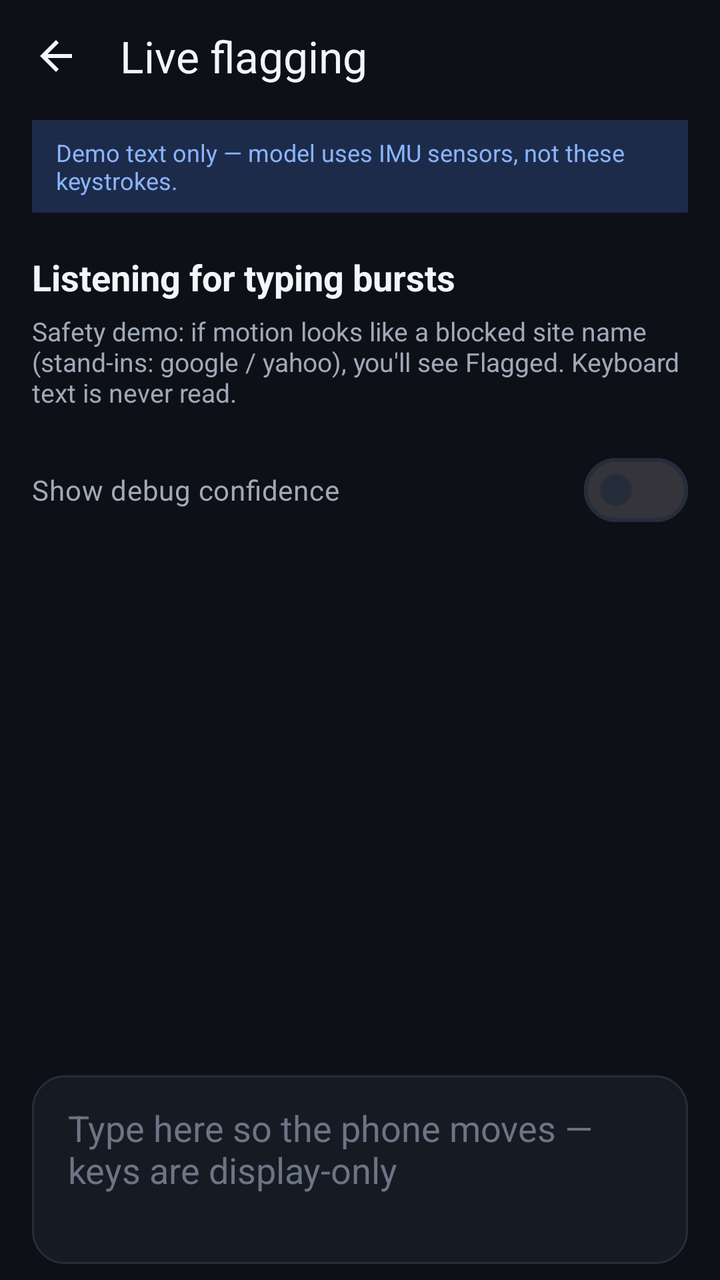
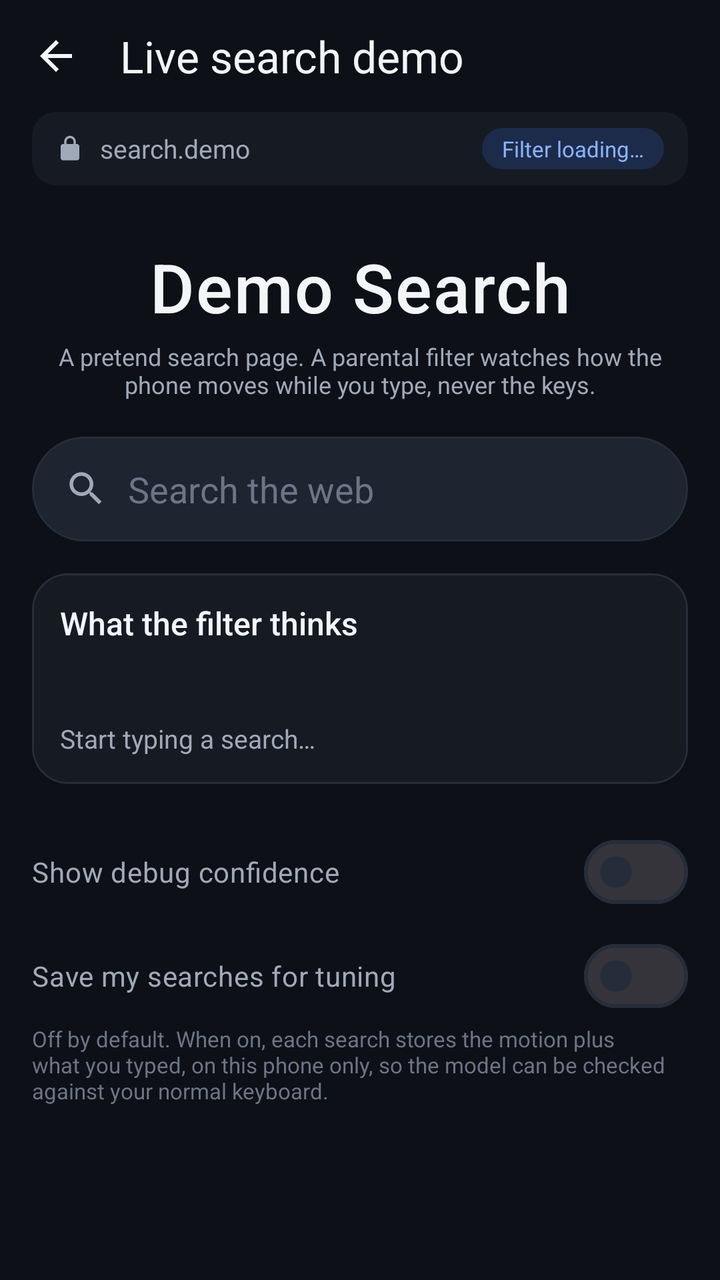

Compare the two renders of this Android layout. The source of the first and the diff that turns it into the second are given below.
<!-- AndroidManifest.xml: application theme Theme.PhoneAngle -->
<!-- res/layout/activity_typed_listen.xml -->
<?xml version="1.0" encoding="utf-8"?>
<LinearLayout xmlns:android="http://schemas.android.com/apk/res/android"
    xmlns:app="http://schemas.android.com/apk/res-auto"
    android:layout_width="match_parent"
    android:layout_height="match_parent"
    android:background="@color/bg"
    android:fitsSystemWindows="true"
    android:orientation="vertical">

    <com.google.android.material.appbar.MaterialToolbar
        android:id="@+id/toolbar"
        android:layout_width="match_parent"
        android:layout_height="56dp"
        android:background="@color/bg"
        app:navigationIcon="@drawable/ic_back"
        app:title="@string/typed_listen_title"
        app:titleTextColor="@color/ink" />

    <FrameLayout
        android:layout_width="match_parent"
        android:layout_height="0dp"
        android:layout_weight="1"
        android:paddingHorizontal="16dp">

        <LinearLayout
            android:layout_width="match_parent"
            android:layout_height="match_parent"
            android:orientation="vertical">

            <TextView
                android:id="@+id/keysDisclaimer"
                android:layout_width="match_parent"
                android:layout_height="wrap_content"
                android:layout_marginTop="4dp"
                android:background="@color/accent_soft"
                android:paddingHorizontal="12dp"
                android:paddingVertical="8dp"
                android:text="@string/typed_listen_keys_disclaimer_short"
                android:textColor="@color/accent"
                android:textSize="12sp" />

            <TextView
                android:id="@+id/statusLine"
                android:layout_width="match_parent"
                android:layout_height="wrap_content"
                android:layout_marginTop="20dp"
                android:text="@string/typed_listen_monitoring"
                android:textColor="@color/ink"
                android:textSize="18sp"
                android:textStyle="bold" />

            <TextView
                android:id="@+id/statusDetail"
                android:layout_width="match_parent"
                android:layout_height="wrap_content"
                android:layout_marginTop="6dp"
                android:text="@string/typed_listen_monitoring_detail"
                android:textColor="@color/muted"
                android:textSize="13sp" />

            <com.google.android.material.materialswitch.MaterialSwitch
                android:id="@+id/debugSwitch"
                android:layout_width="match_parent"
                android:layout_height="wrap_content"
                android:layout_marginTop="16dp"
                android:text="@string/typed_listen_debug"
                android:textColor="@color/muted" />

            <LinearLayout
                android:id="@+id/debugPanel"
                android:layout_width="match_parent"
                android:layout_height="wrap_content"
                android:layout_marginTop="6dp"
                android:background="@color/surface"
                android:orientation="vertical"
                android:padding="12dp"
                android:visibility="gone">

                <TextView
                    android:id="@+id/debugLine"
                    android:layout_width="match_parent"
                    android:layout_height="wrap_content"
                    android:textColor="@color/muted"
                    android:textSize="12sp" />

                <LinearLayout
                    android:id="@+id/confidenceRows"
                    android:layout_width="match_parent"
                    android:layout_height="wrap_content"
                    android:layout_marginTop="8dp"
                    android:orientation="vertical" />
            </LinearLayout>

            <Space
                android:layout_width="match_parent"
                android:layout_height="0dp"
                android:layout_weight="1" />

            <com.google.android.material.textfield.TextInputEditText
                android:id="@+id/typedInput"
                android:layout_width="match_parent"
                android:layout_height="wrap_content"
                android:layout_marginBottom="8dp"
                android:background="@drawable/bg_typed_input"
                android:gravity="top|start"
                android:hint="@string/typed_listen_input_hint"
                android:imeOptions="actionNone"
                android:importantForAutofill="no"
                android:inputType="textCapSentences|textMultiLine"
                android:maxLines="5"
                android:minLines="3"
                android:paddingHorizontal="18dp"
                android:paddingVertical="14dp"
                android:textColor="@color/ink"
                android:textColorHint="@color/faint"
                android:textSize="18sp" />
        </LinearLayout>

        <TextView
            android:id="@+id/detectPopup"
            android:layout_width="wrap_content"
            android:layout_height="wrap_content"
            android:layout_gravity="center_horizontal"
            android:layout_marginTop="72dp"
            android:background="@drawable/bg_detect_popup"
            android:elevation="8dp"
            android:paddingHorizontal="36dp"
            android:paddingVertical="16dp"
            android:text="@string/typed_listen_flagged"
            android:textColor="@color/btn_primary_text"
            android:textSize="28sp"
            android:textStyle="bold"
            android:visibility="gone" />
    </FrameLayout>
</LinearLayout>
<!-- resources referenced by this layout -->
<resources>
  <!-- drawable bg_detect_popup (drawable) -->
  <?xml version="1.0" encoding="utf-8"?>
  <shape xmlns:android="http://schemas.android.com/apk/res/android"
      android:shape="rectangle">
      <solid android:color="@color/accent" />
      <corners android:radius="20dp" />
  </shape>
  <!-- drawable bg_typed_input (drawable) -->
  <?xml version="1.0" encoding="utf-8"?>
  <shape xmlns:android="http://schemas.android.com/apk/res/android"
      android:shape="rectangle">
      <solid android:color="@color/surface" />
      <stroke
          android:width="1dp"
          android:color="@color/line" />
      <corners android:radius="16dp" />
  </shape>
  <string name="typed_listen_flagged">Flagged</string>
  <string name="typed_listen_input_hint">Type here so the phone moves — keys are display-only</string>
  <string name="typed_listen_keys_disclaimer_short">Demo text only — model uses IMU sensors, not these keystrokes.</string>
  <string name="typed_listen_monitoring">Listening for typing bursts</string>
  <string name="typed_listen_monitoring_detail">Safety demo: if motion looks like a blocked site name (stand-ins: google / yahoo), you\'ll see Flagged. Keyboard text is never read.</string>
  <string name="typed_listen_title">Live flagging</string>
  <!-- unchanged entries left out for length: 14 -->
</resources>

<!-- the commit's change to res/layout/activity_typed_listen.xml (unified diff, before → after) -->
@@ -16,120 +16,280 @@
         app:title="@string/typed_listen_title"
         app:titleTextColor="@color/ink" />
 
-    <FrameLayout
+    <ScrollView
+        android:id="@+id/scroll"
         android:layout_width="match_parent"
         android:layout_height="0dp"
         android:layout_weight="1"
-        android:paddingHorizontal="16dp">
+        android:clipToPadding="false">
 
         <LinearLayout
             android:layout_width="match_parent"
-            android:layout_height="match_parent"
-            android:orientation="vertical">
-
-            <TextView
-                android:id="@+id/keysDisclaimer"
+            android:layout_height="wrap_content"
+            android:orientation="vertical"
+            android:paddingHorizontal="16dp"
+            android:paddingBottom="24dp">
+
+            
+            <LinearLayout
+                android:layout_width="match_parent"
+                android:layout_height="wrap_content"
+                android:background="@drawable/bg_address_bar"
+                android:gravity="center_vertical"
+                android:orientation="horizontal"
+                android:paddingHorizontal="12dp"
+                android:paddingVertical="8dp">
+
+                <ImageView
+                    android:layout_width="14dp"
+                    android:layout_height="14dp"
+                    android:importantForAccessibility="no"
+                    android:src="@drawable/ic_lock" />
+
+                <TextView
+                    android:id="@+id/addressText"
+                    android:layout_width="0dp"
+                    android:layout_height="wrap_content"
+                    android:layout_marginStart="8dp"
+                    android:layout_weight="1"
+                    android:ellipsize="end"
+                    android:maxLines="1"
+                    android:text="@string/search_demo_address"
+                    android:textColor="@color/muted"
+                    android:textSize="13sp" />
+
+                <TextView
+                    android:id="@+id/filterChip"
+                    android:layout_width="wrap_content"
+                    android:layout_height="wrap_content"
+                    android:background="@drawable/bg_status_chip"
+                    android:paddingHorizontal="10dp"
+                    android:paddingVertical="3dp"
+                    android:text="@string/search_filter_loading"
+                    android:textColor="@color/accent"
+                    android:textSize="11sp" />
+            </LinearLayout>
+
+            <TextView
+                android:layout_width="match_parent"
+                android:layout_height="wrap_content"
+                android:layout_marginTop="28dp"
+                android:fontFamily="sans-serif-medium"
+                android:gravity="center"
+                android:letterSpacing="0.02"
+                android:text="@string/search_demo_name"
+                android:textColor="@color/ink"
+                android:textSize="34sp" />
+
+            <TextView
                 android:layout_width="match_parent"
                 android:layout_height="wrap_content"
                 android:layout_marginTop="4dp"
-                android:background="@color/accent_soft"
-                android:paddingHorizontal="12dp"
-                android:paddingVertical="8dp"
-                android:text="@string/typed_listen_keys_disclaimer_short"
-                android:textColor="@color/accent"
+                android:gravity="center"
+                android:text="@string/search_demo_tagline"
+                android:textColor="@color/muted"
                 android:textSize="12sp" />
 
-            <TextView
-                android:id="@+id/statusLine"
-                android:layout_width="match_parent"
-                android:layout_height="wrap_content"
-                android:layout_marginTop="20dp"
-                android:text="@string/typed_listen_monitoring"
-                android:textColor="@color/ink"
-                android:textSize="18sp"
-                android:textStyle="bold" />
-
-            <TextView
-                android:id="@+id/statusDetail"
-                android:layout_width="match_parent"
-                android:layout_height="wrap_content"
-                android:layout_marginTop="6dp"
-                android:text="@string/typed_listen_monitoring_detail"
-                android:textColor="@color/muted"
-                android:textSize="13sp" />
-
+            
+            <LinearLayout
+                android:layout_width="match_parent"
+                android:layout_height="wrap_content"
+                android:layout_marginTop="18dp"
+                android:background="@drawable/bg_search_pill"
+                android:gravity="center_vertical"
+                android:orientation="horizontal"
+                android:paddingHorizontal="16dp">
+
+                <ImageView
+                    android:layout_width="22dp"
+                    android:layout_height="22dp"
+                    android:importantForAccessibility="no"
+                    android:src="@drawable/ic_search" />
+
+                <EditText
+                    android:id="@+id/typedInput"
+                    android:layout_width="0dp"
+                    android:layout_height="wrap_content"
+                    android:layout_marginStart="10dp"
+                    android:layout_weight="1"
+                    android:background="@null"
+                    android:hint="@string/typed_listen_input_hint"
+                    android:imeOptions="actionSearch"
+                    android:importantForAutofill="no"
+                    android:inputType="text|textNoSuggestions"
+                    android:maxLines="1"
+                    android:paddingVertical="14dp"
+                    android:textColor="@color/ink"
+                    android:textColorHint="@color/faint"
+                    android:textSize="18sp" />
+            </LinearLayout>
+
+            
+            <com.google.android.material.card.MaterialCardView
+                style="@style/Widget.App.Card"
+                android:layout_width="match_parent"
+                android:layout_height="wrap_content"
+                android:layout_marginTop="16dp">
+
+                <LinearLayout
+                    android:layout_width="match_parent"
+                    android:layout_height="wrap_content"
+                    android:orientation="vertical"
+                    android:padding="14dp">
+
+                    <LinearLayout
+                        android:layout_width="match_parent"
+                        android:layout_height="wrap_content"
+                        android:gravity="center_vertical"
+                        android:orientation="horizontal">
+
+                        <TextView
+                            style="@style/Text.App.Title"
+                            android:layout_width="0dp"
+                            android:layout_height="wrap_content"
+                            android:layout_weight="1"
+                            android:text="@string/search_thinks_title" />
+
+                        <TextView
+                            android:id="@+id/tapCount"
+                            android:layout_width="wrap_content"
+                            android:layout_height="wrap_content"
+                            android:textColor="@color/muted"
+                            android:textSize="12sp" />
+                    </LinearLayout>
+
+                    <LinearLayout
+                        android:id="@+id/tapDots"
+                        android:layout_width="match_parent"
+                        android:layout_height="18dp"
+                        android:layout_marginTop="8dp"
+                        android:gravity="center_vertical"
+                        android:orientation="horizontal" />
+
+                    <LinearLayout
+                        android:id="@+id/guessRows"
+                        android:layout_width="match_parent"
+                        android:layout_height="wrap_content"
+                        android:layout_marginTop="6dp"
+                        android:orientation="vertical" />
+
+                    <TextView
+                        android:id="@+id/verdict"
+                        android:layout_width="match_parent"
+                        android:layout_height="wrap_content"
+                        android:layout_marginTop="6dp"
+                        android:text="@string/search_verdict_waiting"
+                        android:textColor="@color/muted"
+                        android:textSize="13sp" />
+                </LinearLayout>
+            </com.google.android.material.card.MaterialCardView>
+
+            
+            <LinearLayout
+                android:id="@+id/blockedCard"
+                android:layout_width="match_parent"
+                android:layout_height="wrap_content"
+                android:layout_marginTop="14dp"
+                android:background="@drawable/bg_blocked_card"
+                android:orientation="vertical"
+                android:padding="16dp"
+                android:visibility="gone">
+
+                <TextView
+                    android:id="@+id/blockedTitle"
+                    android:layout_width="match_parent"
+                    android:layout_height="wrap_content"
+                    android:fontFamily="sans-serif-medium"
+                    android:textColor="@color/danger"
+                    android:textSize="20sp" />
+
+                <TextView
+                    android:id="@+id/blockedBody"
+                    android:layout_width="match_parent"
+                    android:layout_height="wrap_content"
+                    android:layout_marginTop="6dp"
+                    android:textColor="@color/ink"
+                    android:textSize="14sp" />
+            </LinearLayout>
+
+            
+            <LinearLayout
+                android:id="@+id/resultsCard"
+                android:layout_width="match_parent"
+                android:layout_height="wrap_content"
+                android:layout_marginTop="14dp"
+                android:orientation="vertical"
+                android:visibility="gone">
+
+                <TextView
+                    android:id="@+id/resultsTitle"
+                    android:layout_width="match_parent"
+                    android:layout_height="wrap_content"
+                    android:textColor="@color/muted"
+                    android:textSize="13sp" />
+
+                <View
+                    android:layout_width="match_parent"
+                    android:layout_height="12dp"
+                    android:layout_marginTop="12dp"
+                    android:layout_marginEnd="80dp"
+                    android:background="@drawable/bg_skeleton_line" />
+
+                <View
+                    android:layout_width="match_parent"
+                    android:layout_height="10dp"
+                    android:layout_marginTop="8dp"
+                    android:background="@drawable/bg_skeleton_line" />
+
+                <View
+                    android:layout_width="match_parent"
+                    android:layout_height="12dp"
+                    android:layout_marginTop="18dp"
+                    android:layout_marginEnd="120dp"
+                    android:background="@drawable/bg_skeleton_line" />
+
+                <View
+                    android:layout_width="match_parent"
+                    android:layout_height="10dp"
+                    android:layout_marginTop="8dp"
+                    android:layout_marginEnd="40dp"
+                    android:background="@drawable/bg_skeleton_line" />
+            </LinearLayout>
+
+            
             <com.google.android.material.materialswitch.MaterialSwitch
                 android:id="@+id/debugSwitch"
                 android:layout_width="match_parent"
                 android:layout_height="wrap_content"
-                android:layout_marginTop="16dp"
+                android:layout_marginTop="20dp"
                 android:text="@string/typed_listen_debug"
                 android:textColor="@color/muted" />
 
-            <LinearLayout
-                android:id="@+id/debugPanel"
-                android:layout_width="match_parent"
-                android:layout_height="wrap_content"
-                android:layout_marginTop="6dp"
+            <TextView
+                android:id="@+id/debugLine"
+                android:layout_width="match_parent"
+                android:layout_height="wrap_content"
                 android:background="@color/surface"
-                android:orientation="vertical"
-                android:padding="12dp"
-                android:visibility="gone">
-
-                <TextView
-                    android:id="@+id/debugLine"
-                    android:layout_width="match_parent"
-                    android:layout_height="wrap_content"
-                    android:textColor="@color/muted"
-                    android:textSize="12sp" />
-
-                <LinearLayout
-                    android:id="@+id/confidenceRows"
-                    android:layout_width="match_parent"
-                    android:layout_height="wrap_content"
-                    android:layout_marginTop="8dp"
-                    android:orientation="vertical" />
-            </LinearLayout>
-
-            <Space
-                android:layout_width="match_parent"
-                android:layout_height="0dp"
-                android:layout_weight="1" />
-
-            <com.google.android.material.textfield.TextInputEditText
-                android:id="@+id/typedInput"
-                android:layout_width="match_parent"
-                android:layout_height="wrap_content"
-                android:layout_marginBottom="8dp"
-                android:background="@drawable/bg_typed_input"
-                android:gravity="top|start"
-                android:hint="@string/typed_listen_input_hint"
-                android:imeOptions="actionNone"
-                android:importantForAutofill="no"
-                android:inputType="textCapSentences|textMultiLine"
-                android:maxLines="5"
-                android:minLines="3"
-                android:paddingHorizontal="18dp"
-                android:paddingVertical="14dp"
-                android:textColor="@color/ink"
-                android:textColorHint="@color/faint"
-                android:textSize="18sp" />
+                android:padding="10dp"
+                android:textColor="@color/muted"
+                android:textSize="12sp"
+                android:visibility="gone" />
+
+            <com.google.android.material.materialswitch.MaterialSwitch
+                android:id="@+id/saveSwitch"
+                android:layout_width="match_parent"
+                android:layout_height="wrap_content"
+                android:layout_marginTop="4dp"
+                android:text="@string/search_save_for_tuning"
+                android:textColor="@color/muted" />
+
+            <TextView
+                android:id="@+id/saveStatus"
+                android:layout_width="match_parent"
+                android:layout_height="wrap_content"
+                android:text="@string/search_save_explain"
+                android:textColor="@color/faint"
+                android:textSize="11sp" />
         </LinearLayout>
-
-        <TextView
-            android:id="@+id/detectPopup"
-            android:layout_width="wrap_content"
-            android:layout_height="wrap_content"
-            android:layout_gravity="center_horizontal"
-            android:layout_marginTop="72dp"
-            android:background="@drawable/bg_detect_popup"
-            android:elevation="8dp"
-            android:paddingHorizontal="36dp"
-            android:paddingVertical="16dp"
-            android:text="@string/typed_listen_flagged"
-            android:textColor="@color/btn_primary_text"
-            android:textSize="28sp"
-            android:textStyle="bold"
-            android:visibility="gone" />
-    </FrameLayout>
+    </ScrollView>
 </LinearLayout>
<!-- resource entries referenced after the edit -->
@@ -1,28 +1,90 @@
 <!-- resources referenced by this layout -->
 <resources>
-  <!-- drawable bg_detect_popup (drawable) -->
-  <?xml version="1.0" encoding="utf-8"?>
-  <shape xmlns:android="http://schemas.android.com/apk/res/android"
-      android:shape="rectangle">
-      <solid android:color="@color/accent" />
-      <corners android:radius="20dp" />
-  </shape>
-  <!-- drawable bg_typed_input (drawable) -->
+  <color name="danger">#FF7A7A</color>
+  <!-- drawable bg_address_bar (drawable) -->
   <?xml version="1.0" encoding="utf-8"?>
   <shape xmlns:android="http://schemas.android.com/apk/res/android"
       android:shape="rectangle">
       <solid android:color="@color/surface" />
+      <corners android:radius="12dp" />
+  </shape>
+  <!-- drawable bg_blocked_card (drawable) -->
+  <?xml version="1.0" encoding="utf-8"?>
+  <shape xmlns:android="http://schemas.android.com/apk/res/android"
+      android:shape="rectangle">
+      <solid android:color="@color/danger_soft" />
+      <stroke
+          android:width="1dp"
+          android:color="@color/danger" />
+      <corners android:radius="16dp" />
+  </shape>
+  <!-- drawable bg_search_pill (drawable) -->
+  <?xml version="1.0" encoding="utf-8"?>
+  <shape xmlns:android="http://schemas.android.com/apk/res/android"
+      android:shape="rectangle">
+      <solid android:color="@color/surface_high" />
       <stroke
           android:width="1dp"
           android:color="@color/line" />
-      <corners android:radius="16dp" />
+      <corners android:radius="28dp" />
   </shape>
-  <string name="typed_listen_flagged">Flagged</string>
-  <string name="typed_listen_input_hint">Type here so the phone moves — keys are display-only</string>
-  <string name="typed_listen_keys_disclaimer_short">Demo text only — model uses IMU sensors, not these keystrokes.</string>
-  <string name="typed_listen_monitoring">Listening for typing bursts</string>
-  <string name="typed_listen_monitoring_detail">Safety demo: if motion looks like a blocked site name (stand-ins: google / yahoo), you\'ll see Flagged. Keyboard text is never read.</string>
-  <string name="typed_listen_title">Live flagging</string>
+  <!-- drawable bg_skeleton_line (drawable) -->
+  <?xml version="1.0" encoding="utf-8"?>
+  <shape xmlns:android="http://schemas.android.com/apk/res/android"
+      android:shape="rectangle">
+      <solid android:color="@color/surface_high" />
+      <corners android:radius="6dp" />
+  </shape>
+  <!-- drawable bg_status_chip (drawable) -->
+  <?xml version="1.0" encoding="utf-8"?>
+  <shape xmlns:android="http://schemas.android.com/apk/res/android"
+      android:shape="rectangle">
+      <solid android:color="@color/accent_soft" />
+      <corners android:radius="100dp" />
+  </shape>
+  <!-- drawable ic_lock (drawable) -->
+  <vector xmlns:android="http://schemas.android.com/apk/res/android"
+      android:width="14dp"
+      android:height="14dp"
+      android:viewportWidth="24"
+      android:viewportHeight="24">
+      <path
+          android:fillColor="@color/muted"
+          android:pathData="M18,8h-1V6c0,-2.76 -2.24,-5 -5,-5S7,3.24 7,6v2H6c-1.1,0 -2,0.9 -2,2v10c0,1.1 0.9,2 2,2h12c1.1,0 2,-0.9 2,-2V10c0,-1.1 -0.9,-2 -2,-2zM9,6c0,-1.66 1.34,-3 3,-3s3,1.34 3,3v2H9V6z" />
+  </vector>
+  <!-- drawable ic_search (drawable) -->
+  <vector xmlns:android="http://schemas.android.com/apk/res/android"
+      android:width="22dp"
+      android:height="22dp"
+      android:viewportWidth="24"
+      android:viewportHeight="24">
+      <path
+          android:fillColor="@color/muted"
+          android:pathData="M15.5,14h-0.79l-0.28,-0.27C15.41,12.59 16,11.11 16,9.5 16,5.91 13.09,3 9.5,3S3,5.91 3,9.5 5.91,16 9.5,16c1.61,0 3.09,-0.59 4.23,-1.57l0.27,0.28v0.79l5,4.99L20.49,19l-4.99,-5zM9.5,14C7.01,14 5,11.99 5,9.5S7.01,5 9.5,5 14,7.01 14,9.5 11.99,14 9.5,14z" />
+  </vector>
+  <string name="search_demo_address">search.demo</string>
+  <string name="search_demo_name">Demo Search</string>
+  <string name="search_demo_tagline">A pretend search page. A parental filter watches how the phone moves while you type, never the keys.</string>
+  <string name="search_filter_loading">Filter loading…</string>
+  <string name="search_save_explain">Off by default. When on, each search stores the motion plus what you typed, on this phone only, so the model can be checked against your normal keyboard.</string>
+  <string name="search_save_for_tuning">Save my searches for tuning</string>
+  <string name="search_thinks_title">What the filter thinks</string>
+  <string name="search_verdict_waiting">Start typing a search…</string>
+  <string name="typed_listen_input_hint">Search the web</string>
+  <string name="typed_listen_title">Live search demo</string>
+  <style name="Text.App.Title" parent="">
+          <item name="android:fontFamily">sans-serif-medium</item>
+          <item name="android:textColor">@color/ink</item>
+          <item name="android:textSize">16sp</item>
+      </style>
+  <style name="Widget.App.Card" parent="Widget.Material3.CardView.Outlined">
+          <item name="cardBackgroundColor">@color/surface</item>
+          <item name="cardCornerRadius">18dp</item>
+          <item name="cardElevation">0dp</item>
+          <item name="strokeColor">@color/line</item>
+          <item name="strokeWidth">1dp</item>
+      </style>
+  <color name="danger_soft">#3A1D24</color>
   <!-- unchanged entries left out for length: 14 -->
 </resources>
 
